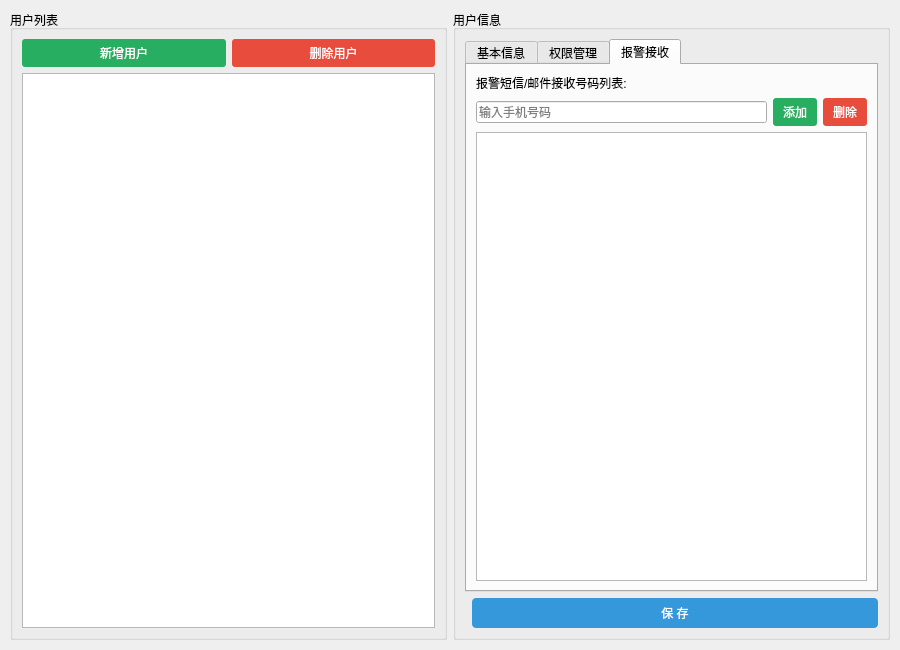
This is ui/usermanagementwidget.ui in 1034569185/1034569185 as Qt 5 draws it before an edit. The edited form follows.
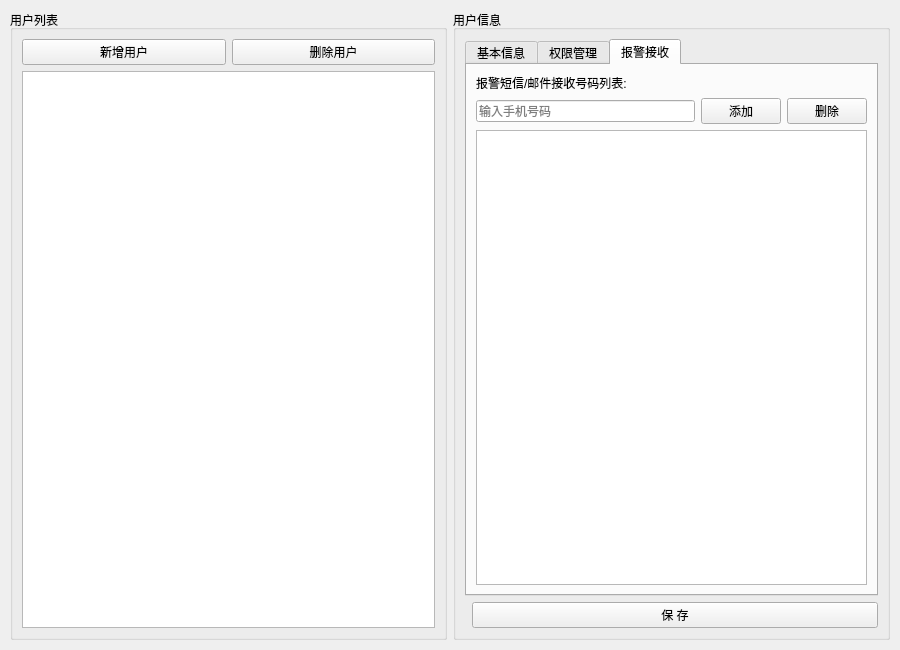
This is the edited form. The open tabs and pages were chosen to show the change.

Commit message:
Polish QSS skin integration and remove inline style overrides
Agent-Logs-Url: https://github.com/1034569185/1034569185/sessions/25855561-4c25-4243-ade2-edfe54ba42ff

Diff of the .ui file:
```diff
--- a/ui/usermanagementwidget.ui
+++ b/ui/usermanagementwidget.ui
@@ -43,10 +43,6 @@
           <property name="text">
            <string>新增用户</string>
           </property>
-          <property name="styleSheet">
-           <string>QPushButton { background-color: #27ae60; color: white; padding: 5px 10px; border: none; border-radius: 3px; }
-QPushButton:hover { background-color: #229954; }</string>
-          </property>
          </widget>
         </item>
         <item>
@@ -54,10 +50,6 @@
           <property name="text">
            <string>删除用户</string>
           </property>
-          <property name="styleSheet">
-           <string>QPushButton { background-color: #e74c3c; color: white; padding: 5px 10px; border: none; border-radius: 3px; }
-QPushButton:hover { background-color: #c0392b; }</string>
-          </property>
          </widget>
         </item>
        </layout>
@@ -304,10 +296,6 @@
               <property name="text">
                <string>添加</string>
               </property>
-              <property name="styleSheet">
-               <string>QPushButton { background-color: #27ae60; color: white; padding: 5px 10px; border: none; border-radius: 3px; }
-QPushButton:hover { background-color: #229954; }</string>
-              </property>
              </widget>
             </item>
             <item>
@@ -315,10 +303,6 @@
               <property name="text">
                <string>删除</string>
               </property>
-              <property name="styleSheet">
-               <string>QPushButton { background-color: #e74c3c; color: white; padding: 5px 10px; border: none; border-radius: 3px; }
-QPushButton:hover { background-color: #c0392b; }</string>
-              </property>
              </widget>
             </item>
            </layout>
@@ -347,10 +331,6 @@
           <property name="minimumWidth">
            <number>100</number>
           </property>
-          <property name="styleSheet">
-           <string>QPushButton { background-color: #3498db; color: white; padding: 6px 20px; border: none; border-radius: 4px; }
-QPushButton:hover { background-color: #2980b9; }</string>
-          </property>
          </widget>
         </item>
        </layout>
```
The commit also changes 13 other files.
